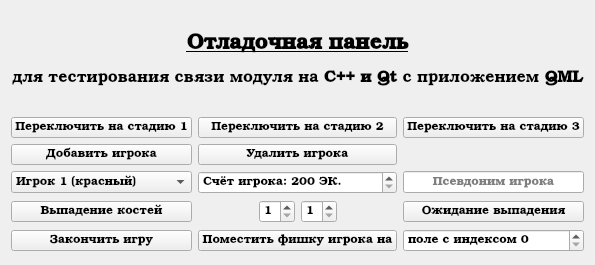
This is userinterface/subinterfaces/gamemanagerwindow.ui in AlekseyLapunov/Client-Monopoly as Qt 5 draws it before an edit. The edited form follows.
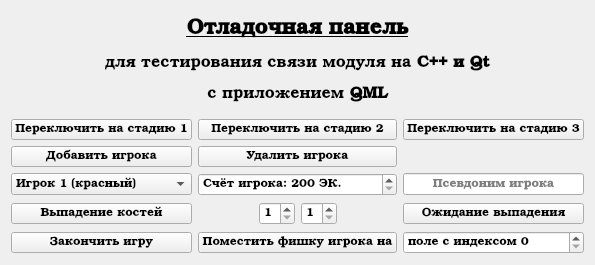
This is the edited form.

Diff of the .ui file:
```diff
--- a/userinterface/subinterfaces/gamemanagerwindow.ui
+++ b/userinterface/subinterfaces/gamemanagerwindow.ui
@@ -245,7 +245,7 @@
       </font>
      </property>
      <property name="text">
-      <string>&lt;html&gt;&lt;head/&gt;&lt;body&gt;&lt;p align=&quot;center&quot;&gt;&lt;span style=&quot; font-size:16pt; font-weight:700; text-decoration: underline;&quot;&gt;Отладочная панель&lt;/span&gt;&lt;/p&gt;&lt;p align=&quot;center&quot;&gt;&lt;span style=&quot; font-size:12pt;&quot;&gt;для тестирования связи модуля на &lt;/span&gt;&lt;span style=&quot; font-size:12pt; font-weight:700;&quot;&gt;C++ и Qt&lt;/span&gt;&lt;span style=&quot; font-size:12pt;&quot;&gt; с приложением &lt;/span&gt;&lt;span style=&quot; font-size:12pt; font-weight:700;&quot;&gt;QML&lt;/span&gt;&lt;/p&gt;&lt;/body&gt;&lt;/html&gt;</string>
+      <string>&lt;html&gt;&lt;head/&gt;&lt;body&gt;&lt;p align=&quot;center&quot;&gt;&lt;span style=&quot; font-size:16pt; font-weight:700; text-decoration: underline;&quot;&gt;Отладочная панель&lt;/span&gt;&lt;/p&gt;&lt;p align=&quot;center&quot;&gt;&lt;span style=&quot; font-size:12pt;&quot;&gt;для тестирования связи модуля на &lt;/span&gt;&lt;span style=&quot; font-size:12pt; font-weight:700;&quot;&gt;C++ и Qt&lt;/span&gt;&lt;/p&gt;&lt;p align=&quot;center&quot;&gt;&lt;span style=&quot; font-size:12pt;&quot;&gt;с приложением &lt;/span&gt;&lt;span style=&quot; font-size:12pt; font-weight:700;&quot;&gt;QML&lt;/span&gt;&lt;/p&gt;&lt;/body&gt;&lt;/html&gt;</string>
      </property>
      <property name="alignment">
       <set>Qt::AlignCenter</set>
```
